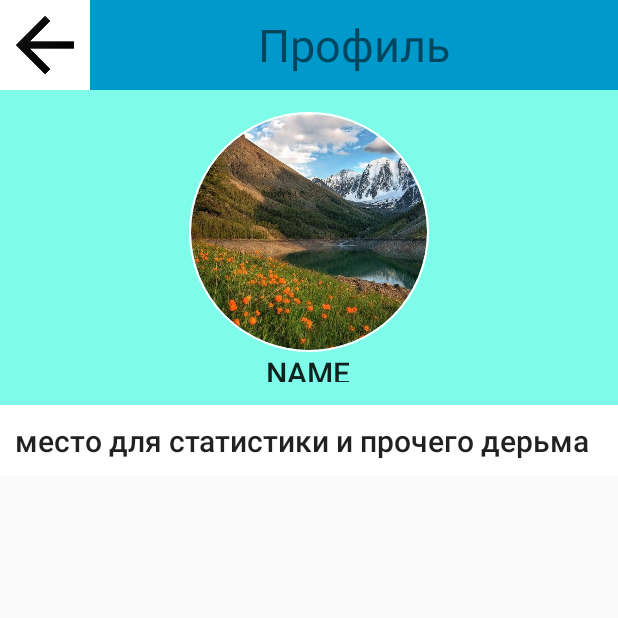
After one commit to TWaster/TouristNotes, an Android app: the UserProfile screen opened directly, with no data from a screen before it, on a phone screen of 412 x 824 dp, the top half of it. The commit adds this screen. Run offline under Robolectric (Android 15) with nearby library versions, the phone set to English and light mode, and no system bars; our stand-ins replace CircleImageView; network calls fail.

Commit message:
выгрузка на обсуждение страницы профиля

```diff
--- a/app/build.gradle
+++ b/app/build.gradle
@@ -35,4 +35,5 @@
     implementation 'androidx.cardview:cardview:1.0.0'
     implementation 'androidx.legacy:legacy-support-v4:1.0.0'
     implementation 'com.android.volley:volley:1.1.0'
+    implementation 'de.hdodenhof:circleimageview:3.1.0'
 }
--- a/app/src/main/AndroidManifest.xml
+++ b/app/src/main/AndroidManifest.xml
@@ -15,6 +15,9 @@
         android:theme="@style/AppTheme"
         android:usesCleartextTraffic="true"
         tools:targetApi="m">
+        <activity
+            android:name=".UserProfile"
+            android:exported="true" />
         <activity
             android:name=".SelectObjectActivity"
             android:exported="true" />
--- /dev/null
+++ b/app/src/main/java/com/example/touristnotes/UserProfile.java
@@ -0,0 +1,18 @@
+package com.example.touristnotes;
+
+import androidx.appcompat.app.AppCompatActivity;
+
+import android.os.Bundle;
+import android.view.View;
+
+public class UserProfile extends AppCompatActivity {
+
+    @Override
+    protected void onCreate(Bundle savedInstanceState) {
+        super.onCreate(savedInstanceState);
+        setContentView(R.layout.user_profile);
+    }
+
+    public void onClick(View view) {
+    }
+}
--- a/app/src/main/res/layout/activity_main.xml
+++ b/app/src/main/res/layout/activity_main.xml
@@ -4,7 +4,6 @@
     xmlns:tools="http://schemas.android.com/tools"
     android:layout_width="match_parent"
     android:layout_height="match_parent"
-
     tools:context=".MainActivity">
 
     <LinearLayout
@@ -50,6 +49,7 @@
 
 
     </LinearLayout>
+
 <!--
     <GridLayout
         android:id="@+id/main_buttons"
@@ -273,9 +273,6 @@
 
         </androidx.cardview.widget.CardView>
 
-
-
-
     </GridLayout>
 
 </androidx.constraintlayout.widget.ConstraintLayout>
--- /dev/null
+++ b/app/src/main/res/layout/user_profile.xml
@@ -0,0 +1,97 @@
+<?xml version="1.0" encoding="utf-8"?>
+<androidx.constraintlayout.widget.ConstraintLayout xmlns:android="http://schemas.android.com/apk/res/android"
+    xmlns:app="http://schemas.android.com/apk/res-auto"
+    xmlns:tools="http://schemas.android.com/tools"
+    android:layout_width="match_parent"
+    android:layout_height="match_parent"
+    tools:context=".UserProfile">
+
+    <LinearLayout
+        android:id="@+id/LiearLayout1"
+        android:layout_width="match_parent"
+        android:layout_height="60dp"
+        android:orientation="horizontal"
+        app:layout_constraintEnd_toEndOf="parent"
+        app:layout_constraintTop_toTopOf="parent">
+
+        <ImageButton
+            android:onClick="onClick"
+            android:id="@+id/button_back"
+            android:layout_width="60dp"
+            android:layout_height="60dp"
+            android:foreground="@drawable/back"/>
+
+        <TextView
+            android:layout_width="match_parent"
+            android:layout_height="60dp"
+            android:text="Профиль"
+            android:textSize="30dp"
+            android:gravity="center"
+            android:background="@android:color/holo_blue_dark"/>
+    </LinearLayout> <!-- Шапка -->
+
+
+    <LinearLayout
+        android:id="@+id/linearLayout3"
+        android:layout_width="match_parent"
+        android:layout_height="210dp"
+        android:background="#7FFBE9"
+        android:gravity="center"
+        android:orientation="vertical"
+        app:layout_constraintEnd_toEndOf="parent"
+        app:layout_constraintStart_toStartOf="parent"
+        app:layout_constraintTop_toBottomOf="@+id/LiearLayout1">
+
+
+        <de.hdodenhof.circleimageview.CircleImageView
+            android:id="@+id/profile_image"
+            android:layout_width="160dp"
+            android:layout_height="160dp"
+            android:src="@drawable/im1"
+            app:civ_border_color="#FFFFFF"
+            app:civ_border_width="1dp" />
+
+        <TextView
+            style="@style/TextAppearance.AppCompat.Title"
+            android:layout_width="wrap_content"
+            android:layout_height="20dp"
+            android:text="NAME" />
+
+        <!--поправить -->
+
+    </LinearLayout>
+
+    <ScrollView
+        android:layout_width="match_parent"
+        android:layout_height="0dp"
+        app:layout_constraintBottom_toBottomOf="parent"
+        app:layout_constraintTop_toBottomOf="@+id/linearLayout3">
+
+        <LinearLayout
+            android:layout_width="match_parent"
+            android:layout_height="0dp"
+            android:background="@color/cardview_light_background"
+            android:clickable="false"
+
+            android:clipChildren="false"
+            android:orientation="vertical"
+            android:padding="10dp">
+            <!-- Место под динамический список объектов коллекции -->
+
+            <TextView
+                android:layout_width="wrap_content"
+                android:layout_height="wrap_content"
+                android:text="место для статистики и прочего дерьма"
+                style="@style/TextAppearance.AppCompat.Title"/>
+
+
+            <!-- -->
+        </LinearLayout>
+    </ScrollView>
+
+
+
+
+
+
+</androidx.constraintlayout.widget.ConstraintLayout>
```
